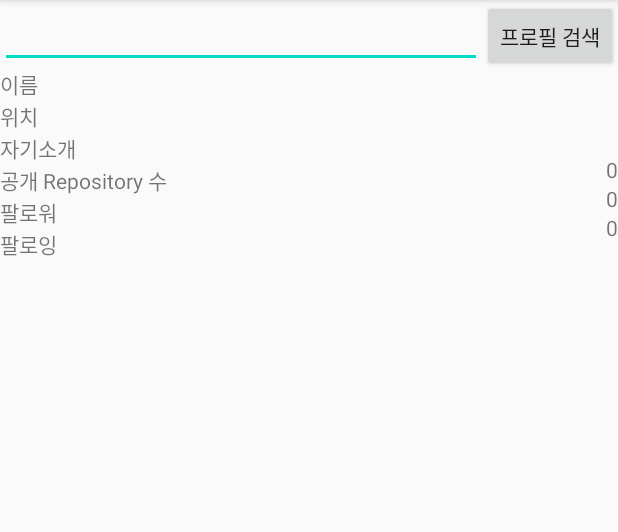
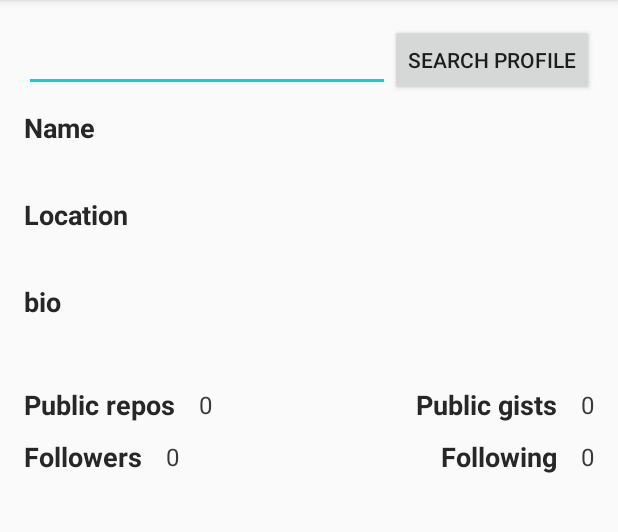
Before and after one commit to wisemuji/android-clean-architecture-github-client, an Android app: the screen it shows after launch (MainActivity), on a phone screen of 412 x 824 dp, the part 84-616 px from its top. Run offline under Robolectric (Android 15) with nearby library versions, the phone set to English and light mode, and no system bars; our stand-ins replace Dagger/Hilt's generated code, data binding.

Commit message:
[Apply] new ui design

```diff
--- a/app/src/main/res/layout/activity_main.xml
+++ b/app/src/main/res/layout/activity_main.xml
@@ -14,6 +14,7 @@
     <androidx.constraintlayout.widget.ConstraintLayout
         android:layout_width="match_parent"
         android:layout_height="match_parent"
+        android:padding="16dp"
         tools:context=".ui.main.MainActivity">
 
         <EditText
@@ -21,7 +22,7 @@
             android:layout_width="0dp"
             android:layout_height="wrap_content"
             android:text="@={viewModel.username}"
-            app:layout_constraintEnd_toStartOf="@+id/main_search_button"
+            app:layout_constraintEnd_toStartOf="@id/main_search_button"
             app:layout_constraintStart_toStartOf="parent"
             app:layout_constraintTop_toTopOf="parent" />
 
@@ -38,7 +39,11 @@
             android:id="@+id/main_name_label_text_view"
             android:layout_width="wrap_content"
             android:layout_height="wrap_content"
+            android:layout_marginTop="11dp"
             android:text="@string/main_label_name"
+            android:textColor="@color/colorBlack"
+            android:textSize="18sp"
+            android:textStyle="bold"
             app:layout_constraintStart_toStartOf="parent"
             app:layout_constraintTop_toBottomOf="@id/main_search_edit_text" />
 
@@ -47,93 +52,156 @@
             android:layout_width="wrap_content"
             android:layout_height="wrap_content"
             android:text="@{viewModel.profile.name}"
-            app:layout_constraintEnd_toEndOf="parent"
-            app:layout_constraintTop_toBottomOf="@id/main_search_edit_text"
+            android:textColor="@color/colorDarkGrey"
+            android:textSize="16sp"
+            app:layout_constraintStart_toStartOf="@id/main_name_label_text_view"
+            app:layout_constraintTop_toBottomOf="@id/main_name_label_text_view"
             tools:text="홍길동" />
 
         <TextView
             android:id="@+id/main_location_label_text_view"
             android:layout_width="wrap_content"
             android:layout_height="wrap_content"
+            android:layout_marginTop="11dp"
             android:text="@string/main_label_location"
+            android:textColor="@color/colorBlack"
+            android:textSize="18sp"
+            android:textStyle="bold"
             app:layout_constraintStart_toStartOf="parent"
-            app:layout_constraintTop_toBottomOf="@id/main_name_label_text_view" />
+            app:layout_constraintTop_toBottomOf="@id/main_name_text_view" />
 
         <TextView
             android:id="@+id/main_location_text_view"
             android:layout_width="wrap_content"
             android:layout_height="wrap_content"
             android:text="@{viewModel.profile.location}"
-            app:layout_constraintEnd_toEndOf="parent"
-            app:layout_constraintTop_toBottomOf="@id/main_name_text_view"
+            android:textColor="@color/colorDarkGrey"
+            android:textSize="16sp"
+            app:layout_constraintStart_toStartOf="@id/main_location_label_text_view"
+            app:layout_constraintTop_toBottomOf="@id/main_location_label_text_view"
             tools:text="서울시" />
 
         <TextView
             android:id="@+id/main_bio_label_text_view"
             android:layout_width="wrap_content"
             android:layout_height="wrap_content"
+            android:layout_marginTop="11dp"
             android:text="@string/main_label_bio"
+            android:textColor="@color/colorBlack"
+            android:textSize="18sp"
+            android:textStyle="bold"
             app:layout_constraintStart_toStartOf="parent"
-            app:layout_constraintTop_toBottomOf="@id/main_location_label_text_view" />
+            app:layout_constraintTop_toBottomOf="@id/main_location_text_view" />
 
         <TextView
             android:id="@+id/main_bio_text_view"
             android:layout_width="wrap_content"
             android:layout_height="wrap_content"
             android:text="@{viewModel.profile.bio}"
-            app:layout_constraintEnd_toEndOf="parent"
-            app:layout_constraintTop_toBottomOf="@id/main_location_text_view"
+            android:textColor="@color/colorDarkGrey"
+            android:textSize="16sp"
+            app:layout_constraintStart_toStartOf="@id/main_bio_label_text_view"
+            app:layout_constraintTop_toBottomOf="@id/main_bio_label_text_view"
             tools:text="안녕하세요! 반갑습니다" />
 
         <TextView
             android:id="@+id/main_public_repo_label_text_view"
             android:layout_width="wrap_content"
             android:layout_height="wrap_content"
+            android:layout_marginTop="22dp"
             android:text="@string/main_label_public_repos"
+            android:textColor="@color/colorBlack"
+            android:textSize="18sp"
+            android:textStyle="bold"
             app:layout_constraintStart_toStartOf="parent"
-            app:layout_constraintTop_toBottomOf="@id/main_bio_label_text_view" />
+            app:layout_constraintTop_toBottomOf="@id/main_bio_text_view" />
 
         <TextView
             android:id="@+id/main_public_repo_text_view"
             android:layout_width="wrap_content"
             android:layout_height="wrap_content"
+            android:layout_marginStart="16dp"
             android:text="@{Integer.toString(viewModel.profile.publicRepos)}"
+            android:textColor="@color/colorDarkGrey"
+            android:textSize="16sp"
+            app:layout_constraintBottom_toBottomOf="@id/main_public_repo_label_text_view"
+            app:layout_constraintStart_toEndOf="@id/main_public_repo_label_text_view"
+            app:layout_constraintTop_toTopOf="@id/main_public_repo_label_text_view"
+            tools:text="1213" />
+
+        <TextView
+            android:id="@+id/main_public_gist_label_text_view"
+            android:layout_width="wrap_content"
+            android:layout_height="wrap_content"
+            android:layout_marginEnd="16dp"
+            android:text="@string/main_label_public_gists"
+            android:textColor="@color/colorBlack"
+            android:textSize="18sp"
+            android:textStyle="bold"
+            app:layout_constraintBottom_toBottomOf="@id/main_public_repo_label_text_view"
+            app:layout_constraintEnd_toStartOf="@id/main_public_gist_text_view"
+            app:layout_constraintTop_toTopOf="@id/main_public_repo_label_text_view" />
+
+        <TextView
+            android:id="@+id/main_public_gist_text_view"
+            android:layout_width="wrap_content"
+            android:layout_height="wrap_content"
+            android:text="@{Integer.toString(viewModel.profile.publicGists)}"
+            android:textColor="@color/colorDarkGrey"
+            android:textSize="16sp"
+            app:layout_constraintBottom_toBottomOf="@id/main_public_repo_label_text_view"
             app:layout_constraintEnd_toEndOf="parent"
-            app:layout_constraintTop_toBottomOf="@id/main_bio_text_view"
+            app:layout_constraintTop_toTopOf="@id/main_public_repo_label_text_view"
             tools:text="1213" />
 
         <TextView
             android:id="@+id/main_followers_label_text_view"
             android:layout_width="wrap_content"
             android:layout_height="wrap_content"
+            android:layout_marginTop="11dp"
             android:text="@string/main_label_followers"
+            android:textColor="@color/colorBlack"
+            android:textSize="18sp"
+            android:textStyle="bold"
             app:layout_constraintStart_toStartOf="parent"
-            app:layout_constraintTop_toBottomOf="@id/main_public_repo_label_text_view" />
+            app:layout_constraintTop_toBottomOf="@id/main_public_repo_text_view" />
 
         <TextView
             android:id="@+id/main_followers_text_view"
             android:layout_width="wrap_content"
             android:layout_height="wrap_content"
+            android:layout_marginStart="16dp"
             android:text="@{Integer.toString(viewModel.profile.followers)}"
-            app:layout_constraintEnd_toEndOf="parent"
-            app:layout_constraintTop_toBottomOf="@id/main_public_repo_text_view"
+            android:textColor="@color/colorDarkGrey"
+            android:textSize="16sp"
+            app:layout_constraintBottom_toBottomOf="@id/main_followers_label_text_view"
+            app:layout_constraintStart_toEndOf="@id/main_followers_label_text_view"
+            app:layout_constraintTop_toTopOf="@id/main_followers_label_text_view"
             tools:text="13243" />
 
         <TextView
             android:id="@+id/main_following_label_text_view"
             android:layout_width="wrap_content"
             android:layout_height="wrap_content"
+            android:layout_marginEnd="16dp"
             android:text="@string/main_label_following"
-            app:layout_constraintStart_toStartOf="parent"
-            app:layout_constraintTop_toBottomOf="@id/main_followers_label_text_view" />
+            android:textColor="@color/colorBlack"
+            android:textSize="18sp"
+            android:textStyle="bold"
+            app:layout_constraintBottom_toBottomOf="@id/main_followers_label_text_view"
+            app:layout_constraintEnd_toStartOf="@id/main_following_text_view"
+            app:layout_constraintTop_toTopOf="@id/main_followers_label_text_view" />
 
         <TextView
             android:id="@+id/main_following_text_view"
             android:layout_width="wrap_content"
             android:layout_height="wrap_content"
             android:text="@{Integer.toString(viewModel.profile.following)}"
+            android:textColor="@color/colorDarkGrey"
+            android:textSize="16sp"
+            app:layout_constraintBottom_toBottomOf="@id/main_following_label_text_view"
             app:layout_constraintEnd_toEndOf="parent"
-            app:layout_constraintTop_toBottomOf="@id/main_followers_text_view"
+            app:layout_constraintTop_toTopOf="@id/main_following_label_text_view"
             tools:text="34543" />
 
     </androidx.constraintlayout.widget.ConstraintLayout>
--- a/app/src/main/res/values/colors.xml
+++ b/app/src/main/res/values/colors.xml
@@ -3,4 +3,6 @@
     <color name="colorPrimary">#6200EE</color>
     <color name="colorPrimaryDark">#3700B3</color>
     <color name="colorAccent">#03DAC5</color>
+    <color name="colorBlack">#272727</color>
+    <color name="colorDarkGrey">#393939</color>
 </resources>
--- a/app/src/main/res/values/strings.xml
+++ b/app/src/main/res/values/strings.xml
@@ -1,10 +1,11 @@
 <resources>
     <string name="app_name">GithubClient</string>
-    <string name="main_search_profile">프로필 검색</string>
-    <string name="main_label_name">이름</string>
-    <string name="main_label_location">위치</string>
-    <string name="main_label_bio">자기소개</string>
-    <string name="main_label_public_repos">공개 Repository 수</string>
-    <string name="main_label_followers">팔로워</string>
-    <string name="main_label_following">팔로잉</string>
+    <string name="main_search_profile">Search Profile</string>
+    <string name="main_label_name">Name</string>
+    <string name="main_label_location">Location</string>
+    <string name="main_label_bio">bio</string>
+    <string name="main_label_public_repos">Public repos</string>
+    <string name="main_label_public_gists">Public gists</string>
+    <string name="main_label_followers">Followers</string>
+    <string name="main_label_following">Following</string>
 </resources>
```
